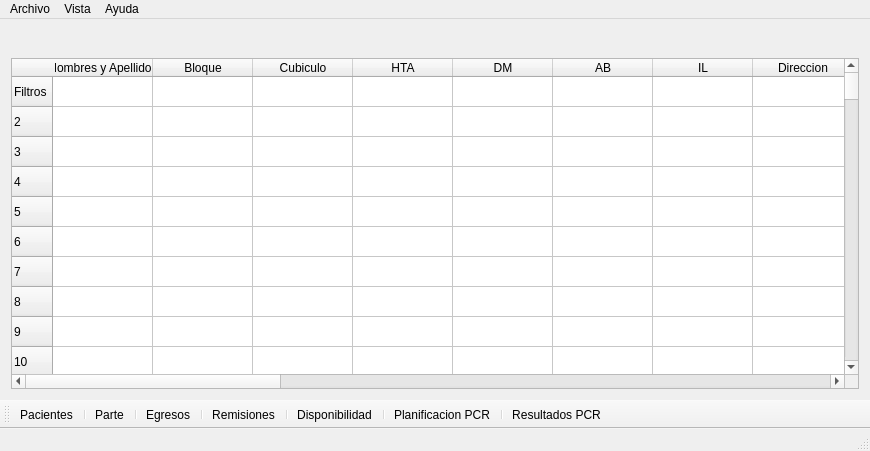
This is ventana_principal.ui in carlosRdguez/zona-roja-uo as Qt 5 draws it before an edit. The edited form follows.
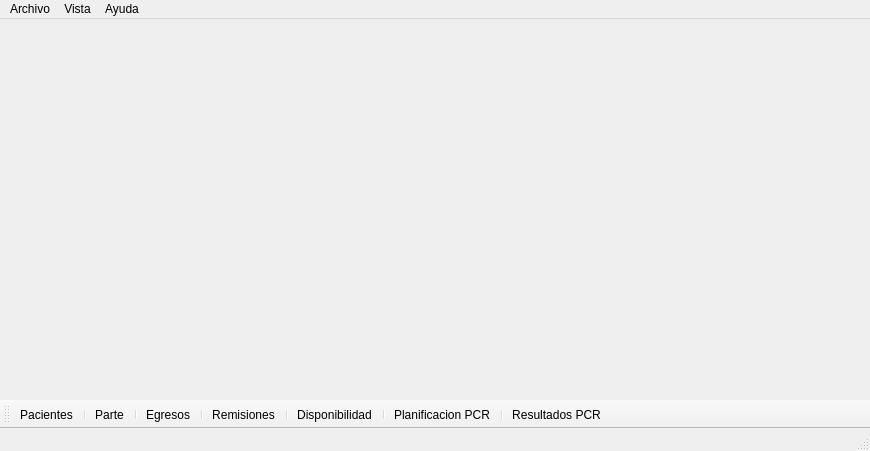
This is the edited form.

Commit message: Frontend(clase CustomTable, Paquete de fuentes Lato, tooltips a elementos, CSS, SplashScreen)

Diff of the .ui file:
```diff
--- a/ventana_principal.ui
+++ b/ventana_principal.ui
@@ -22,6 +22,9 @@
   </property>
   <widget class="QWidget" name="centralWidget">
    <layout class="QVBoxLayout" name="verticalLayout">
+    <property name="bottomMargin">
+     <number>0</number>
+    </property>
     <item>
      <widget class="QWidget" name="barraHerramientas1Widget" native="true">
       <layout class="QHBoxLayout" name="horizontalLayout">
@@ -32,670 +35,27 @@
      </widget>
     </item>
     <item>
-     <widget class="QTableWidget" name="tabla">
-      <property name="cursor" stdset="0">
-       <cursorShape>CrossCursor</cursorShape>
-      </property>
-      <property name="autoFillBackground">
-       <bool>false</bool>
-      </property>
-      <property name="styleSheet">
-       <string notr="true">
-QTableWidget {
-background-color:&quot;lightgray&quot;;
-}</string>
-      </property>
-      <property name="editTriggers">
-       <set>QAbstractItemView::AnyKeyPressed|QAbstractItemView::DoubleClicked|QAbstractItemView::EditKeyPressed|QAbstractItemView::SelectedClicked</set>
-      </property>
-      <property name="horizontalScrollMode">
-       <enum>QAbstractItemView::ScrollPerPixel</enum>
-      </property>
-      <property name="gridStyle">
-       <enum>Qt::SolidLine</enum>
-      </property>
-      <property name="sortingEnabled">
-       <bool>false</bool>
-      </property>
-      <property name="rowCount">
-       <number>501</number>
-      </property>
-      <property name="columnCount">
-       <number>25</number>
-      </property>
-      <attribute name="horizontalHeaderHighlightSections">
-       <bool>true</bool>
-      </attribute>
-      <row>
-       <property name="text">
-        <string>Filtros</string>
+     <widget class="QWidget" name="tableZone" native="true">
+      <layout class="QVBoxLayout" name="verticalLayout_2">
+       <property name="spacing">
+        <number>0</number>
        </property>
-      </row>
-      <row/>
-      <row/>
-      <row/>
-      <row/>
-      <row/>
-      <row/>
-      <row/>
-      <row/>
-      <row/>
-      <row/>
-      <row/>
-      <row/>
-      <row/>
-      <row/>
-      <row/>
-      <row/>
-      <row/>
-      <row/>
-      <row/>
-      <row/>
-      <row/>
-      <row/>
-      <row/>
-      <row/>
-      <row/>
-      <row/>
-      <row/>
-      <row/>
-      <row/>
-      <row/>
-      <row/>
-      <row/>
-      <row/>
-      <row/>
-      <row/>
-      <row/>
-      <row/>
-      <row/>
-      <row/>
-      <row/>
-      <row/>
-      <row/>
-      <row/>
-      <row/>
-      <row/>
-      <row/>
-      <row/>
-      <row/>
-      <row/>
-      <row/>
-      <row/>
-      <row/>
-      <row/>
-      <row/>
-      <row/>
-      <row/>
-      <row/>
-      <row/>
-      <row/>
-      <row/>
-      <row/>
-      <row/>
-      <row/>
-      <row/>
-      <row/>
-      <row/>
-      <row/>
-      <row/>
-      <row/>
-      <row/>
-      <row/>
-      <row/>
-      <row/>
-      <row/>
-      <row/>
-      <row/>
-      <row/>
-      <row/>
-      <row/>
-      <row/>
-      <row/>
-      <row/>
-      <row/>
-      <row/>
-      <row/>
-      <row/>
-      <row/>
-      <row/>
-      <row/>
-      <row/>
-      <row/>
-      <row/>
-      <row/>
-      <row/>
-      <row/>
-      <row/>
-      <row/>
-      <row/>
-      <row/>
-      <row/>
-      <row/>
-      <row/>
-      <row/>
-      <row/>
-      <row/>
-      <row/>
-      <row/>
-      <row/>
-      <row/>
-      <row/>
-      <row/>
-      <row/>
-      <row/>
-      <row/>
-      <row/>
-      <row/>
-      <row/>
-      <row/>
-      <row/>
-      <row/>
-      <row/>
-      <row/>
-      <row/>
-      <row/>
-      <row/>
-      <row/>
-      <row/>
-      <row/>
-      <row/>
-      <row/>
-      <row/>
-      <row/>
-      <row/>
-      <row/>
-      <row/>
-      <row/>
-      <row/>
-      <row/>
-      <row/>
-      <row/>
-      <row/>
-      <row/>
-      <row/>
-      <row/>
-      <row/>
-      <row/>
-      <row/>
-      <row/>
-      <row/>
-      <row/>
-      <row/>
-      <row/>
-      <row/>
-      <row/>
-      <row/>
-      <row/>
-      <row/>
-      <row/>
-      <row/>
-      <row/>
-      <row/>
-      <row/>
-      <row/>
-      <row/>
-      <row/>
-      <row/>
-      <row/>
-      <row/>
-      <row/>
-      <row/>
-      <row/>
-      <row/>
-      <row/>
-      <row/>
-      <row/>
-      <row/>
-      <row/>
-      <row/>
-      <row/>
-      <row/>
-      <row/>
-      <row/>
-      <row/>
-      <row/>
-      <row/>
-      <row/>
-      <row/>
-      <row/>
-      <row/>
-      <row/>
-      <row/>
-      <row/>
-      <row/>
-      <row/>
-      <row/>
-      <row/>
-      <row/>
-      <row/>
-      <row/>
-      <row/>
-      <row/>
-      <row/>
-      <row/>
-      <row/>
-      <row/>
-      <row/>
-      <row/>
-      <row/>
-      <row/>
-      <row/>
-      <row/>
-      <row/>
-      <row/>
-      <row/>
-      <row/>
-      <row/>
-      <row/>
-      <row/>
-      <row/>
-      <row/>
-      <row/>
-      <row/>
-      <row/>
-      <row/>
-      <row/>
-      <row/>
-      <row/>
-      <row/>
-      <row/>
-      <row/>
-      <row/>
-      <row/>
-      <row/>
-      <row/>
-      <row/>
-      <row/>
-      <row/>
-      <row/>
-      <row/>
-      <row/>
-      <row/>
-      <row/>
-      <row/>
-      <row/>
-      <row/>
-      <row/>
-      <row/>
-      <row/>
-      <row/>
-      <row/>
-      <row/>
-      <row/>
-      <row/>
-      <row/>
-      <row/>
-      <row/>
-      <row/>
-      <row/>
-      <row/>
-      <row/>
-      <row/>
-      <row/>
-      <row/>
-      <row/>
-      <row/>
-      <row/>
-      <row/>
-      <row/>
-      <row/>
-      <row/>
-      <row/>
-      <row/>
-      <row/>
-      <row/>
-      <row/>
-      <row/>
-      <row/>
-      <row/>
-      <row/>
-      <row/>
-      <row/>
-      <row/>
-      <row/>
-      <row/>
-      <row/>
-      <row/>
-      <row/>
-      <row/>
-      <row/>
-      <row/>
-      <row/>
-      <row/>
-      <row/>
-      <row/>
-      <row/>
-      <row/>
-      <row/>
-      <row/>
-      <row/>
-      <row/>
-      <row/>
-      <row/>
-      <row/>
-      <row/>
-      <row/>
-      <row/>
-      <row/>
-      <row/>
-      <row/>
-      <row/>
-      <row/>
-      <row/>
-      <row/>
-      <row/>
-      <row/>
-      <row/>
-      <row/>
-      <row/>
-      <row/>
-      <row/>
-      <row/>
-      <row/>
-      <row/>
-      <row/>
-      <row/>
-      <row/>
-      <row/>
-      <row/>
-      <row/>
-      <row/>
-      <row/>
-      <row/>
-      <row/>
-      <row/>
-      <row/>
-      <row/>
-      <row/>
-      <row/>
-      <row/>
-      <row/>
-      <row/>
-      <row/>
-      <row/>
-      <row/>
-      <row/>
-      <row/>
-      <row/>
-      <row/>
-      <row/>
-      <row/>
-      <row/>
-      <row/>
-      <row/>
-      <row/>
-      <row/>
-      <row/>
-      <row/>
-      <row/>
-      <row/>
-      <row/>
-      <row/>
-      <row/>
-      <row/>
-      <row/>
-      <row/>
-      <row/>
-      <row/>
-      <row/>
-      <row/>
-      <row/>
-      <row/>
-      <row/>
-      <row/>
-      <row/>
-      <row/>
-      <row/>
-      <row/>
-      <row/>
-      <row/>
-      <row/>
-      <row/>
-      <row/>
-      <row/>
-      <row/>
-      <row/>
-      <row/>
-      <row/>
-      <row/>
-      <row/>
-      <row/>
-      <row/>
-      <row/>
-      <row/>
-      <row/>
-      <row/>
-      <row/>
-      <row/>
-      <row/>
-      <row/>
-      <row/>
-      <row/>
-      <row/>
-      <row/>
-      <row/>
-      <row/>
-      <row/>
-      <row/>
-      <row/>
-      <row/>
-      <row/>
-      <row/>
-      <row/>
-      <row/>
-      <row/>
-      <row/>
-      <row/>
-      <row/>
-      <row/>
-      <row/>
-      <row/>
-      <row/>
-      <row/>
-      <row/>
-      <row/>
-      <row/>
-      <row/>
-      <row/>
-      <row/>
-      <row/>
-      <row/>
-      <row/>
-      <row/>
-      <row/>
-      <row/>
-      <row/>
-      <row/>
-      <row/>
-      <row/>
-      <row/>
-      <row/>
-      <row/>
-      <row/>
-      <row/>
-      <row/>
-      <row/>
-      <row/>
-      <row/>
-      <row/>
-      <row/>
-      <row/>
-      <row/>
-      <row/>
-      <row/>
-      <row/>
-      <row/>
-      <row/>
-      <row/>
-      <row/>
-      <row/>
-      <row/>
-      <row/>
-      <row/>
-      <row/>
-      <row/>
-      <row/>
-      <row/>
-      <row/>
-      <row/>
-      <row/>
-      <row/>
-      <row/>
-      <row/>
-      <row/>
-      <row/>
-      <row/>
-      <row/>
-      <row/>
-      <row/>
-      <row/>
-      <row/>
-      <row/>
-      <row/>
-      <row/>
-      <row/>
-      <row/>
-      <row/>
-      <row/>
-      <row/>
-      <row/>
-      <row/>
-      <row/>
-      <row/>
-      <row/>
-      <row/>
-      <row/>
-      <row/>
-      <row/>
-      <row/>
-      <row/>
-      <row/>
-      <column>
-       <property name="text">
-        <string>Nombres y Apellidos</string>
+       <property name="leftMargin">
+        <number>0</number>
        </property>
-      </column>
-      <column>
-       <property name="text">
-        <string>Bloque</string>
+       <property name="topMargin">
+        <number>0</number>
        </property>
-      </column>
-      <column>
-       <property name="text">
-        <string>Cubiculo</string>
+       <property name="rightMargin">
+        <number>0</number>
        </property>
-      </column>
-      <column>
-       <property name="text">
-        <string>HTA</string>
+       <property name="bottomMargin">
+        <number>0</number>
        </property>
-      </column>
-      <column>
-       <property name="text">
-        <string>DM</string>
-       </property>
-      </column>
-      <column>
-       <property name="text">
-        <string>AB</string>
-       </property>
-      </column>
-      <column>
-       <property name="text">
-        <string>IL</string>
-       </property>
-      </column>
-      <column>
-       <property name="text">
-        <string>Direccion</string>
-       </property>
-      </column>
-      <column>
-       <property name="text">
-        <string>Edad</string>
-       </property>
-      </column>
-      <column>
-       <property name="text">
-        <string>Raza</string>
-       </property>
-      </column>
-      <column>
-       <property name="text">
-        <string>Sexo</string>
-       </property>
-      </column>
-      <column>
-       <property name="text">
-        <string>CI</string>
-       </property>
-      </column>
-      <column>
-       <property name="text">
-        <string>Municipio</string>
-       </property>
-      </column>
-      <column>
-       <property name="text">
-        <string>Provincia</string>
-       </property>
-      </column>
-      <column>
-       <property name="text">
-        <string>Area de salud</string>
-       </property>
-      </column>
-      <column>
-       <property name="text">
-        <string>Contacto de</string>
-       </property>
-      </column>
-      <column>
-       <property name="text">
-        <string>Fecha de ingreso</string>
-       </property>
-      </column>
-      <column>
-       <property name="text">
-        <string>Fecha de ultimo contacto</string>
-       </property>
-      </column>
-      <column>
-       <property name="text">
-        <string>Fecha 1ER PCR</string>
-       </property>
-      </column>
-      <column>
-       <property name="text">
-        <string>Resultado 1ER PCR</string>
-       </property>
-      </column>
-      <column>
-       <property name="text">
-        <string>Fecha 2DO PCR</string>
-       </property>
-      </column>
-      <column>
-       <property name="text">
-        <string>Resultado 2DO PCR</string>
-       </property>
-      </column>
-      <column>
-       <property name="text">
-        <string>Fecha 3ER PCR</string>
-       </property>
-      </column>
-      <column>
-       <property name="text">
-        <string>Resultado 3ER PCR</string>
-       </property>
-      </column>
-      <column>
-       <property name="text">
-        <string>rowid</string>
-       </property>
-      </column>
+       <item>
+        <layout class="QVBoxLayout" name="tableLayout"/>
+       </item>
+      </layout>
      </widget>
     </item>
     <item>
```
Left out of the diff: 3 changed lines with no effect on the pictures. The commit also changes 35 other files.
